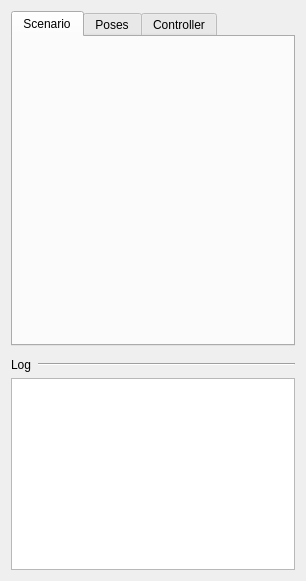
Above: ui/giskardsimpanel.ui from ARoefer/giskard_ide before the change. Below: the same form after it.
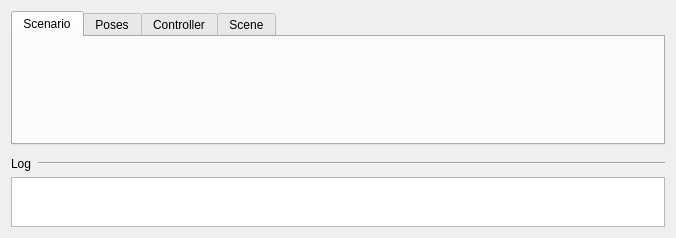
That is the form after the change. The open tabs and pages were chosen to show the change. Custom widgets are drawn as their Qt base class.

The edit to the form file:
```diff
--- a/ui/giskardsimpanel.ui
+++ b/ui/giskardsimpanel.ui
@@ -6,12 +6,12 @@
    <rect>
     <x>0</x>
     <y>0</y>
-    <width>306</width>
-    <height>581</height>
+    <width>676</width>
+    <height>238</height>
    </rect>
   </property>
   <property name="sizePolicy">
-   <sizepolicy hsizetype="Preferred" vsizetype="Expanding">
+   <sizepolicy hsizetype="Minimum" vsizetype="Minimum">
     <horstretch>0</horstretch>
     <verstretch>0</verstretch>
    </sizepolicy>
@@ -39,7 +39,7 @@
      </property>
      <widget class="QWidget" name="tabScenario">
       <property name="sizePolicy">
-       <sizepolicy hsizetype="Expanding" vsizetype="Expanding">
+       <sizepolicy hsizetype="Minimum" vsizetype="Expanding">
         <horstretch>0</horstretch>
         <verstretch>0</verstretch>
        </sizepolicy>
@@ -50,11 +50,21 @@
       <attribute name="title">
        <string>Scenario</string>
       </attribute>
+      <layout class="QHBoxLayout" name="horizontalLayout_2">
+       <item>
       <layout class="QVBoxLayout" name="verticalLayout_2">
+         <property name="leftMargin">
+          <number>0</number>
+         </property>
+         <item>
+          <layout class="QVBoxLayout" name="verticalLayout_3">
+           <property name="topMargin">
+            <number>0</number>
+           </property>
        <item>
         <widget class="giskard_sim::ScenarioInfo" name="scenarioInfoWidget" native="true">
          <property name="sizePolicy">
-          <sizepolicy hsizetype="Preferred" vsizetype="MinimumExpanding">
+              <sizepolicy hsizetype="Minimum" vsizetype="Minimum">
            <horstretch>0</horstretch>
            <verstretch>0</verstretch>
           </sizepolicy>
@@ -64,7 +74,7 @@
        <item>
         <widget class="giskard_sim::URDFInfo" name="urdfWidget" native="true">
          <property name="sizePolicy">
-          <sizepolicy hsizetype="Preferred" vsizetype="MinimumExpanding">
+              <sizepolicy hsizetype="Minimum" vsizetype="Minimum">
            <horstretch>0</horstretch>
            <verstretch>0</verstretch>
           </sizepolicy>
@@ -72,26 +82,43 @@
         </widget>
        </item>
       </layout>
+         </item>
+        </layout>
+       </item>
+      </layout>
      </widget>
-     <widget class="QWidget" name="tabPoses">
+     <widget class="giskard_sim::PosesWidget" name="posesWidget">
+      <property name="sizePolicy">
+       <sizepolicy hsizetype="Minimum" vsizetype="Minimum">
+        <horstretch>0</horstretch>
+        <verstretch>0</verstretch>
+       </sizepolicy>
+      </property>
       <attribute name="title">
        <string>Poses</string>
       </attribute>
-      <layout class="QVBoxLayout" name="verticalLayout_3">
-       <item>
-        <widget class="giskard_sim::PosesWidget" name="posesWidget" native="true"/>
-       </item>
-      </layout>
      </widget>
-     <widget class="QWidget" name="tabController">
+     <widget class="giskard_sim::ControllerWidget" name="controllerWidget">
+      <property name="sizePolicy">
+       <sizepolicy hsizetype="Minimum" vsizetype="Minimum">
+        <horstretch>0</horstretch>
+        <verstretch>0</verstretch>
+       </sizepolicy>
+      </property>
       <attribute name="title">
        <string>Controller</string>
       </attribute>
-      <layout class="QVBoxLayout" name="verticalLayout_4">
-       <item>
-        <widget class="giskard_sim::ControllerWidget" name="controllerWidget" native="true"/>
-       </item>
-      </layout>
+     </widget>
+     <widget class="giskard_sim::SceneWidget" name="sceneWidget">
+      <property name="sizePolicy">
+       <sizepolicy hsizetype="Minimum" vsizetype="Minimum">
+        <horstretch>0</horstretch>
+        <verstretch>0</verstretch>
+       </sizepolicy>
+      </property>
+      <attribute name="title">
+       <string>Scene</string>
+      </attribute>
      </widget>
     </widget>
    </item>
@@ -109,6 +136,12 @@
     <layout class="QHBoxLayout" name="horizontalLayout">
      <item>
       <widget class="QLabel" name="label">
+       <property name="sizePolicy">
+        <sizepolicy hsizetype="Preferred" vsizetype="Preferred">
+         <horstretch>0</horstretch>
+         <verstretch>0</verstretch>
+        </sizepolicy>
+       </property>
        <property name="text">
         <string>Log</string>
        </property>
@@ -132,7 +165,7 @@
    <item>
     <widget class="QTextEdit" name="teLog">
      <property name="sizePolicy">
-      <sizepolicy hsizetype="Expanding" vsizetype="Minimum">
+      <sizepolicy hsizetype="Minimum" vsizetype="Minimum">
        <horstretch>0</horstretch>
        <verstretch>0</verstretch>
       </sizepolicy>
@@ -140,6 +173,12 @@
      <property name="minimumSize">
       <size>
        <width>0</width>
+       <height>0</height>
+      </size>
+     </property>
+     <property name="maximumSize">
+      <size>
+       <width>16777215</width>
        <height>50</height>
       </size>
      </property>
@@ -184,6 +223,12 @@
    <header>giskard_sim/controller_widget.h</header>
    <container>1</container>
   </customwidget>
+  <customwidget>
+   <class>giskard_sim::SceneWidget</class>
+   <extends>QWidget</extends>
+   <header>giskard_sim/scene_widget.h</header>
+   <container>1</container>
+  </customwidget>
  </customwidgets>
  <resources/>
  <connections/>
```
Left out of the diff: 4 changed lines with no effect on the pictures. Lines whose indentation alone changed are shown as unchanged.
